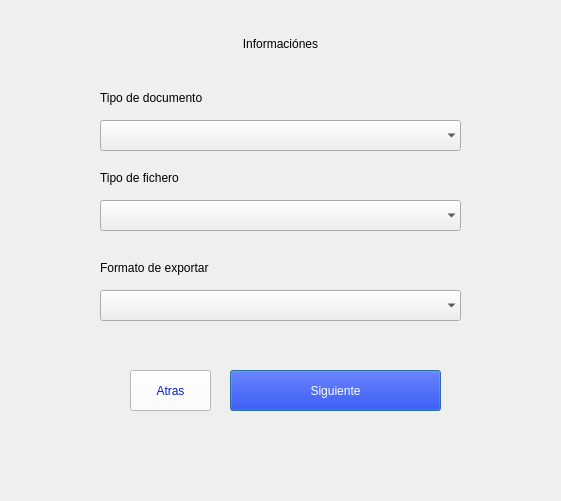
Qt form views/FileType.ui (lachkarsoufiane/DocProcessor) before a commit.
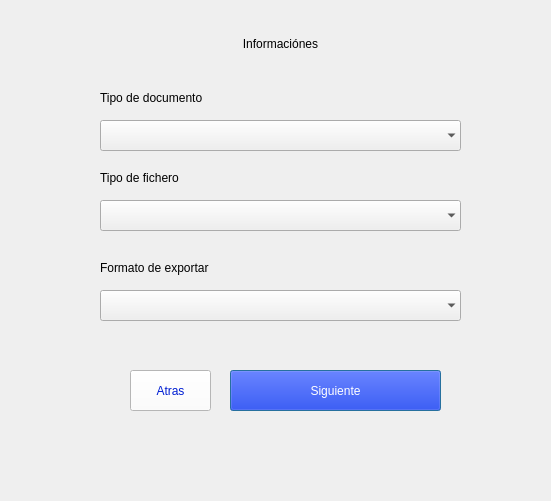
The same form after that commit.

The edit to the form file:
```diff
--- a/views/FileType.ui
+++ b/views/FileType.ui
@@ -6,7 +6,7 @@
    <rect>
     <x>0</x>
     <y>0</y>
-    <width>561</width>
+    <width>551</width>
     <height>501</height>
    </rect>
   </property>
```
